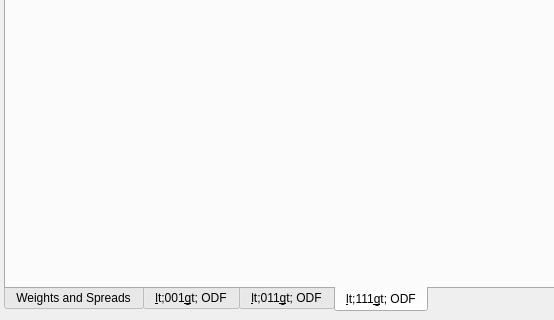
First picture: the form in Source/StatsGenerator/UI_Files/StatsGenODFWidget.ui, repository BlueQuartzSoftware/DREAM3D, before the edit; both pictures show x 0 to 554 and y 304 to 624 of the 764 by 624 pixel window.
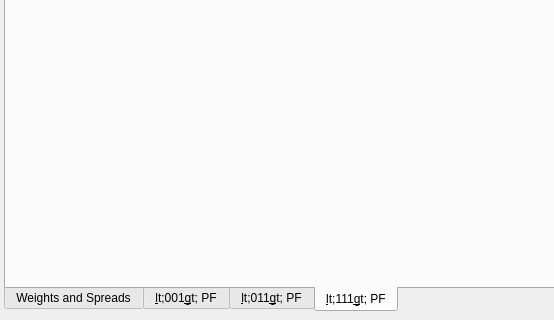
Second picture: the form after the edit. The open tabs and pages were chosen to show the change. Custom widgets are drawn as their Qt base class.

```diff
--- a/Source/StatsGenerator/UI_Files/StatsGenODFWidget.ui
+++ b/Source/StatsGenerator/UI_Files/StatsGenODFWidget.ui
@@ -116,7 +116,7 @@
      </widget>
      <widget class="QWidget" name="tab_2">
       <attribute name="title">
-       <string>&lt;001&gt; ODF</string>
+       <string>&lt;001&gt; PF</string>
       </attribute>
       <layout class="QVBoxLayout" name="verticalLayout_3">
        <item>
@@ -145,7 +145,7 @@
      </widget>
      <widget class="QWidget" name="tab_3">
       <attribute name="title">
-       <string>&lt;011&gt; ODF</string>
+       <string>&lt;011&gt; PF</string>
       </attribute>
       <layout class="QVBoxLayout" name="verticalLayout_4">
        <item>
@@ -180,7 +180,7 @@
      </widget>
      <widget class="QWidget" name="tab_4">
       <attribute name="title">
-       <string>&lt;111&gt; ODF</string>
+       <string>&lt;111&gt; PF</string>
       </attribute>
       <layout class="QVBoxLayout" name="verticalLayout">
        <item>
```
Left out of the diff: 2 changed lines with no effect on the pictures.
